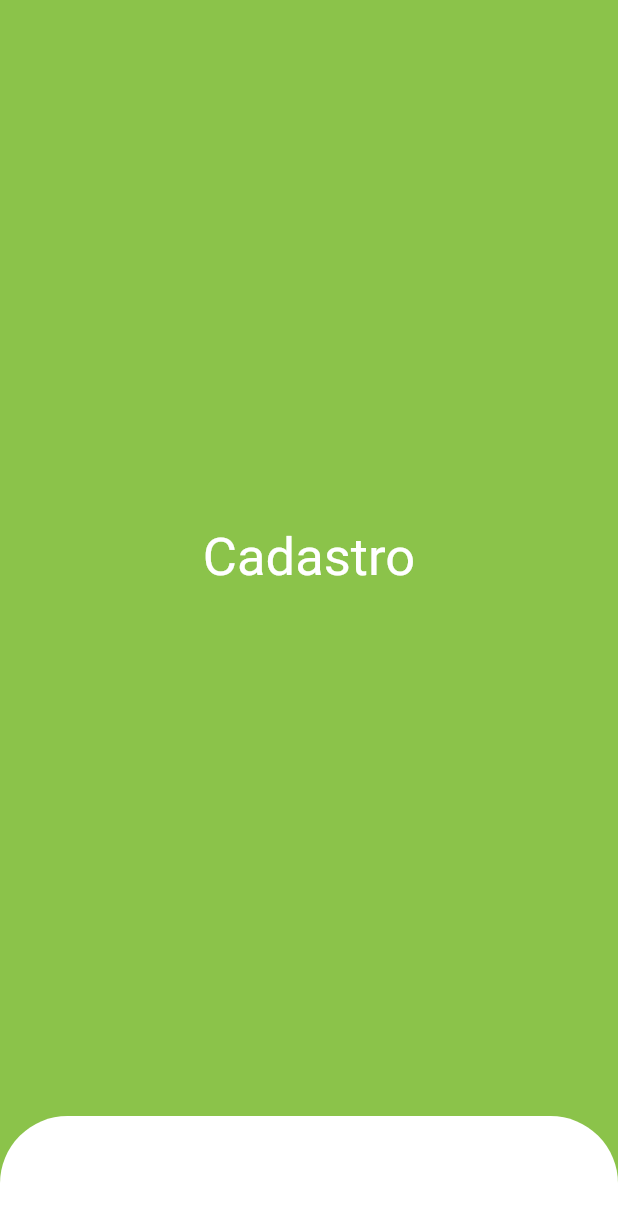
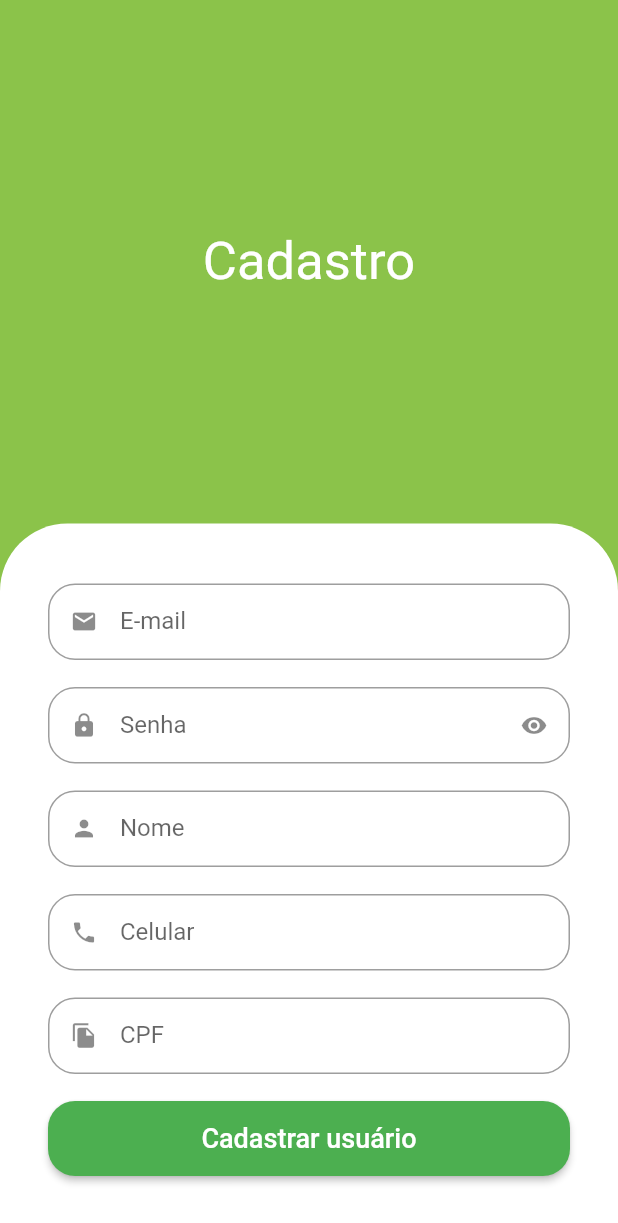
Before and after one commit to thiagolazaro/greengrocer-app-flutter, a Flutter app: the SignUpScreen screen opened directly, on a phone screen of 412 x 824 dp. Shown: the top 1223 px of the screen. Run offline on Flutter 3.47's test engine with Material 2 defaults, Android fonts, the phone set to English and light mode, and no system bars; our stand-ins replace animated_text_kit.

Commit message:
Adicionando o Formulário, Botão de Cadastro e Rolagem na Tela

```diff
--- a/lib/src/auth/sign_up_screen.dart
+++ b/lib/src/auth/sign_up_screen.dart
@@ -1,4 +1,5 @@
 import 'package:flutter/material.dart';
+import 'package:greengrocer/src/auth/components/custom_text_field.dart';
 import 'package:greengrocer/src/config/custom_colors.dart';
 
 class SignUpScreen extends StatelessWidget {
@@ -6,9 +7,15 @@ class SignUpScreen extends StatelessWidget {
 
   @override
   Widget build(BuildContext context) {
+    final size = MediaQuery.of(context).size;
+
     return Scaffold(
       backgroundColor: CustomColors.customSwatchColor,
-      body: Column(
+      body: SingleChildScrollView(
+        child: SizedBox(
+          height: size.height,
+          width: size.width,
+          child: Column(
             children: [
               const Expanded(
                 child: Center(
@@ -34,8 +41,64 @@ class SignUpScreen extends StatelessWidget {
                     top: Radius.circular(45),
                   ),
                 ),
+                child: Column(
+                  crossAxisAlignment: CrossAxisAlignment.stretch,
+                  children: [
+                    // E-mail
+                    const CustomTextField(
+                      icon: Icons.email,
+                      label: 'E-mail',
+                    ),
+
+                    // Senha
+                    const CustomTextField(
+                      icon: Icons.lock,
+                      label: 'Senha',
+                      isSecret: true,
+                    ),
+
+                    // Nome
+                    const CustomTextField(
+                      icon: Icons.person,
+                      label: 'Nome',
+                    ),
+
+                    // Celular
+                    const CustomTextField(
+                      icon: Icons.phone,
+                      label: 'Celular',
+                    ),
+
+                    // CPF
+                    const CustomTextField(
+                      icon: Icons.file_copy,
+                      label: 'CPF',
+                    ),
+
+                    // Botão Cadastrar
+                    SizedBox(
+                      height: 50,
+                      child: ElevatedButton(
+                        style: ElevatedButton.styleFrom(
+                          shape: RoundedRectangleBorder(
+                            borderRadius: BorderRadius.circular(18),
+                          ),
+                        ),
+                        onPressed: () {},
+                        child: const Text(
+                          'Cadastrar usuário',
+                          style: TextStyle(
+                            fontSize: 18,
+                          ),
+                        ),
+                      ),
+                    )
+                  ],
+                ),
               ),
             ],
+          ),
+        ),
       ),
     );
   }
```
Lines whose indentation alone changed are shown as unchanged.
